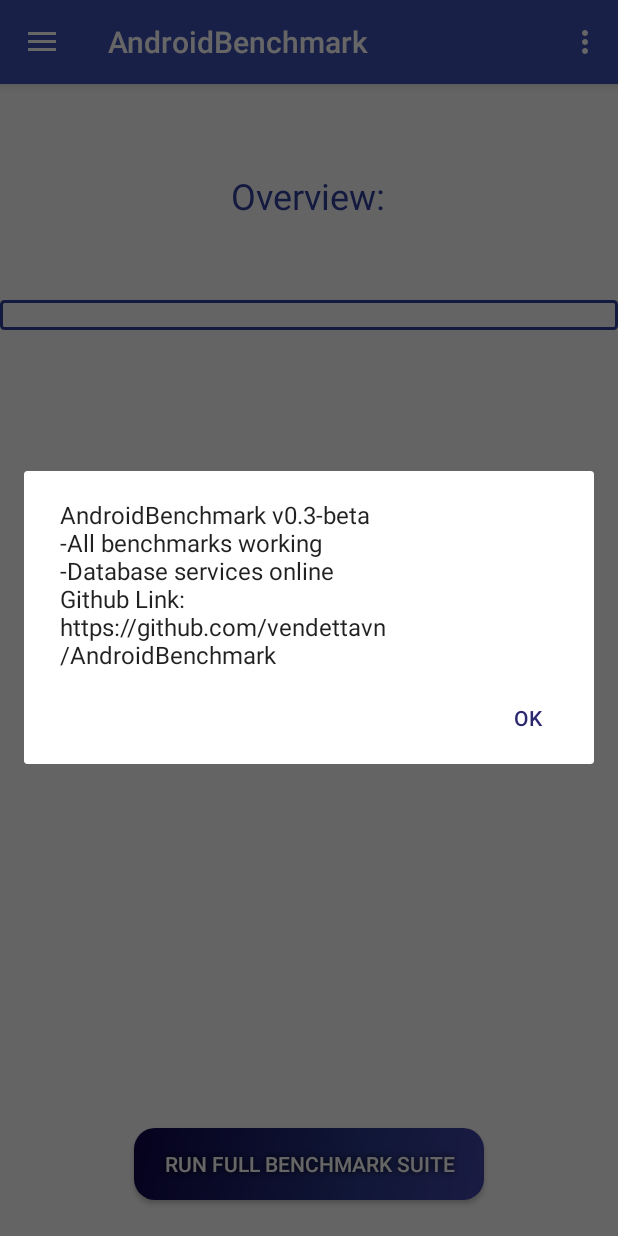
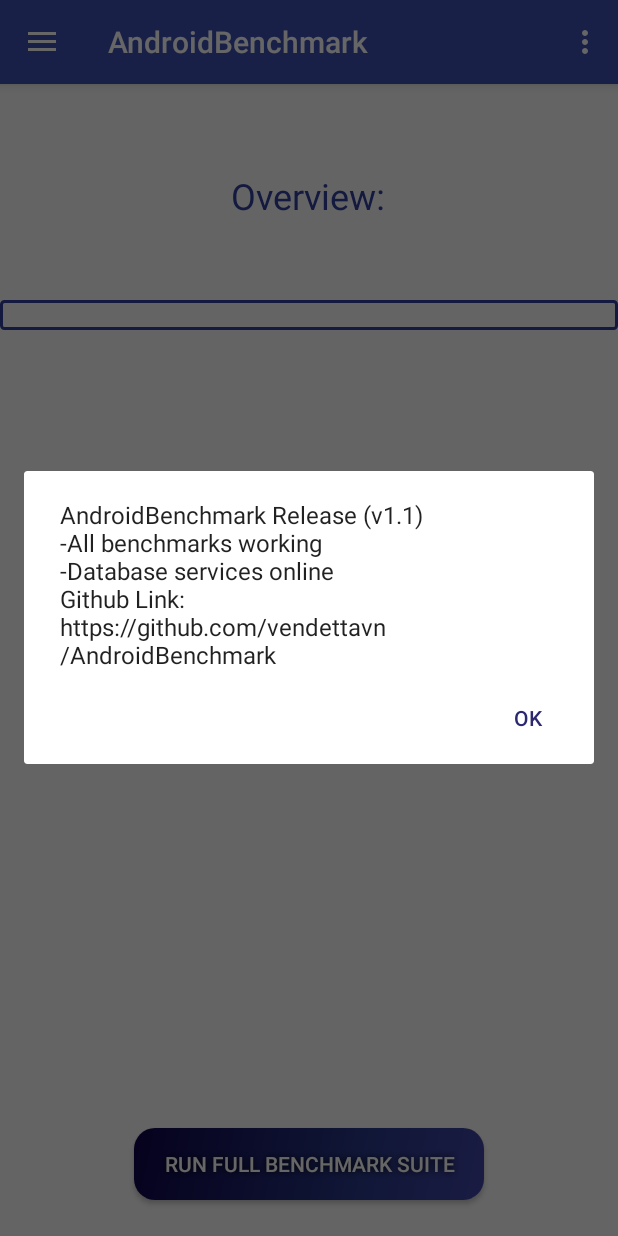
Before and after one commit to vnemes/AndroidBenchmark, an Android app: the screen it shows after launch (MainActivity), in the options menu, after a tap on "About AndroidBenchmark", on a phone screen of 412 x 824 dp. Run offline under Robolectric (Android 15) with nearby library versions, the phone set to English and light mode, and no system bars; our stand-ins replace Firebase (no records; nobody signed in at launch, a user with empty details on screens opened directly).

Commit message:
Updated Version string

```diff
--- a/app/src/main/java/vendetta/androidbenchmark/BaseActivity.java
+++ b/app/src/main/java/vendetta/androidbenchmark/BaseActivity.java
@@ -110,7 +110,7 @@ public class BaseActivity extends AppCompatActivity
 
         if (id == R.id.action_about) {
             AlertDialog.Builder builder = new AlertDialog.Builder(this);
-            builder.setMessage("AndroidBenchmark v0.3-beta\n-All benchmarks working\n-Database services online\nGithub Link:\nhttps://github.com/vendettavn/AndroidBenchmark")
+            builder.setMessage("AndroidBenchmark Release (v1.1)\n-All benchmarks working\n-Database services online\nGithub Link:\nhttps://github.com/vendettavn/AndroidBenchmark")
                     .setCancelable(false)
                     .setPositiveButton("Ok", new DialogInterface.OnClickListener() {
                         public void onClick(DialogInterface dialog, int id) {
--- a/app/src/main/java/vendetta/androidbenchmark/ScoreActivity.java
+++ b/app/src/main/java/vendetta/androidbenchmark/ScoreActivity.java
@@ -98,4 +98,9 @@ public class ScoreActivity extends BaseActivity {
         }
         progressBar.setVisibility(View.GONE);
     }
+
+    @Override
+    public void onBackPressed(){
+        finish();
+    }
 }
```
